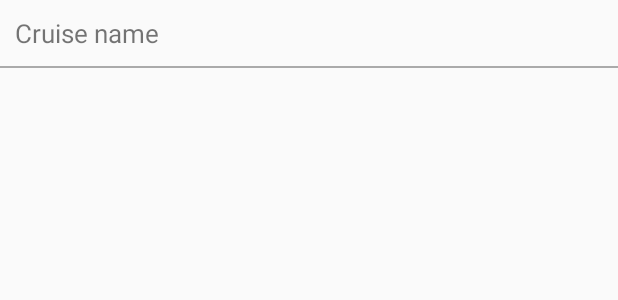
After one commit to DimitarStoyanoff/Oceanbnb-Android, an Android app: the layout list_item_cruise.xml on its own in the app's theme, with its tools: preview values and no code run, on a phone screen of 412 x 824 dp. The commit adds this screen. Shown: the top 300 px of the screen. Run offline under Robolectric (Android 15) with nearby library versions, the phone set to English and light mode, and no system bars.

Commit message:
fixed register not working properly implemented cruises activity

```diff
--- a/app/src/main/java/stoyanoff/oceanbnb_android/cruisedetails/FragmentCruiseDetails.java
+++ b/app/src/main/java/stoyanoff/oceanbnb_android/cruisedetails/FragmentCruiseDetails.java
@@ -38,4 +38,9 @@ public class FragmentCruiseDetails extends Fragment implements CruiseDetailsCont
     public void setPresenter(CruiseDetailsContract.Presenter presenter) {
 
     }
+
+    @Override
+    public boolean isActive() {
+        return isAdded();
+    }
 }
--- a/app/src/main/java/stoyanoff/oceanbnb_android/map/FragmentMap.java
+++ b/app/src/main/java/stoyanoff/oceanbnb_android/map/FragmentMap.java
@@ -36,4 +36,9 @@ public class FragmentMap extends Fragment implements MapContract.View{
     public void setPresenter(MapContract.Presenter presenter) {
 
     }
+
+    @Override
+    public boolean isActive() {
+        return isAdded();
+    }
 }
--- a/app/src/main/java/stoyanoff/oceanbnb_android/shipdetails/FragmentShipDetails.java
+++ b/app/src/main/java/stoyanoff/oceanbnb_android/shipdetails/FragmentShipDetails.java
@@ -37,4 +37,9 @@ public class FragmentShipDetails extends Fragment implements ShipDetailsContract
     public void setPresenter(ShipDetailsContract.Presenter presenter) {
 
     }
+
+    @Override
+    public boolean isActive() {
+        return isAdded();
+    }
 }
--- a/app/src/main/java/stoyanoff/oceanbnb_android/util/BaseView.java
+++ b/app/src/main/java/stoyanoff/oceanbnb_android/util/BaseView.java
@@ -7,5 +7,6 @@ package stoyanoff.oceanbnb_android.util;
 public interface BaseView<T> {
 
     void setPresenter(T presenter);
+    boolean isActive();
 
 }
--- a/app/src/main/java/stoyanoff/oceanbnb_android/util/Constants.java
+++ b/app/src/main/java/stoyanoff/oceanbnb_android/util/Constants.java
@@ -7,4 +7,5 @@ package stoyanoff.oceanbnb_android.util;
 public class Constants {
 
     public static final String USER_ACCESS_TOKEN = "access token";
+    public static final String CRUISE_EXTRA = "cruise extra";
 }
--- a/app/src/main/res/layout/fragment_cruises.xml
+++ b/app/src/main/res/layout/fragment_cruises.xml
@@ -2,5 +2,10 @@
 <LinearLayout xmlns:android="http://schemas.android.com/apk/res/android"
     android:orientation="vertical" android:layout_width="match_parent"
     android:layout_height="match_parent">
+    <android.support.v7.widget.RecyclerView
+        android:id="@+id/fragment_cruises_recycler_view"
+        android:layout_width="match_parent"
+        android:layout_height="match_parent">
 
+    </android.support.v7.widget.RecyclerView>
 </LinearLayout>
--- /dev/null
+++ b/app/src/main/res/layout/list_item_cruise.xml
@@ -0,0 +1,20 @@
+<?xml version="1.0" encoding="utf-8"?>
+<LinearLayout xmlns:android="http://schemas.android.com/apk/res/android"
+    android:orientation="vertical" android:layout_width="match_parent"
+    android:layout_height="wrap_content">
+
+    <TextView
+        android:id="@+id/list_item_cruise_name_text_view"
+        android:layout_width="match_parent"
+        android:layout_height="match_parent"
+        android:textSize="17sp"
+        android:layout_margin="10dp"
+        android:maxLines="1"
+        android:ellipsize="end"
+        android:text="Cruise name"/>
+    <View
+        android:layout_width="match_parent"
+        android:layout_height="1dp"
+        android:background="@android:color/darker_gray"/>
+
+</LinearLayout>
--- a/app/src/main/res/values/strings.xml
+++ b/app/src/main/res/values/strings.xml
@@ -21,4 +21,5 @@
     <string name="login_failed_toast">Login failed</string>
     <string name="fragment_login__forgotten_password_text_view">Forgot your password?</string>
     <string name="fragment_login_login_failed">Login failed</string>
+    <string name="fragment_cuises_no_cruises_found_toast">No crusies found</string>
 </resources>
```
Also changed, not shown: app/src/main/java/stoyanoff/oceanbnb_android/cruises/CruiseAdapter.java (added, +74 -0 lines), app/src/main/java/stoyanoff/oceanbnb_android/cruises/CruisesContract.java (+8 -1 lines), app/src/main/java/stoyanoff/oceanbnb_android/cruises/CruisesController.java (deleted, +0 -27 lines), app/src/main/java/stoyanoff/oceanbnb_android/cruises/CruisesPresenter.java (added, +54 -0 lines), app/src/main/java/stoyanoff/oceanbnb_android/cruises/FragmentCruises.java (+47 -2 lines), app/src/main/java/stoyanoff/oceanbnb_android/login/FragmentLogin.java (+5 -4 lines).
